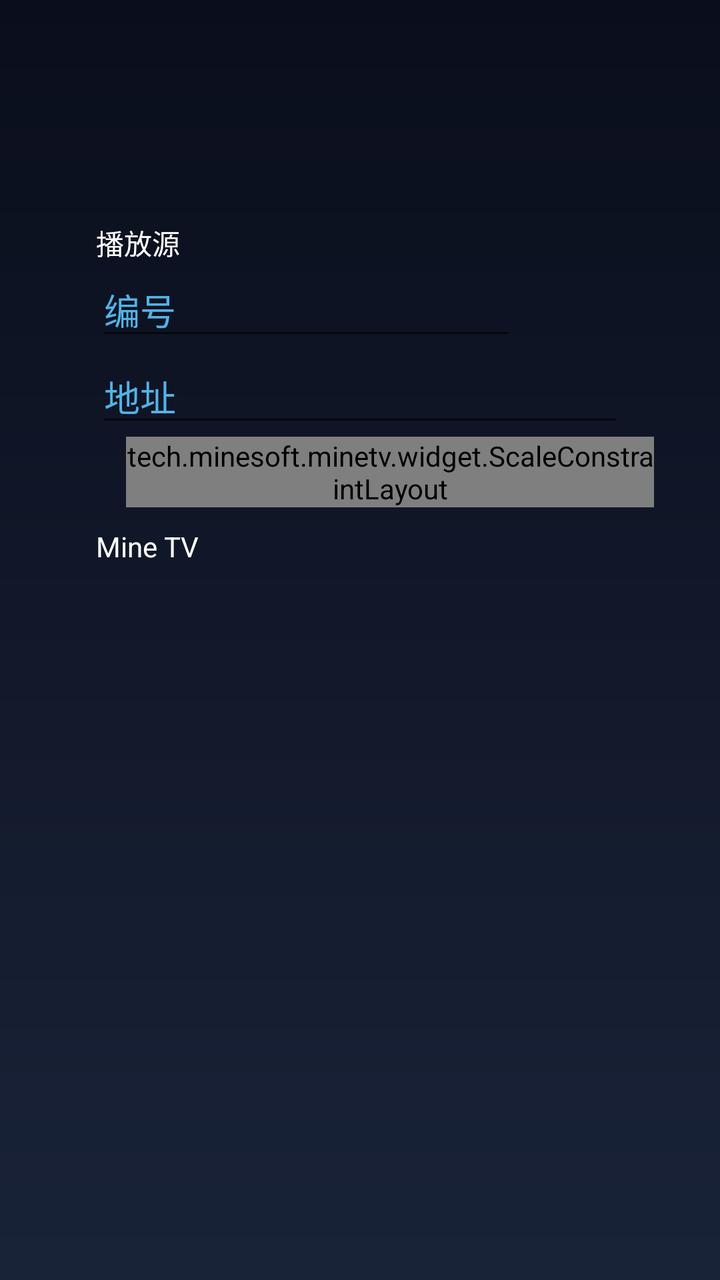
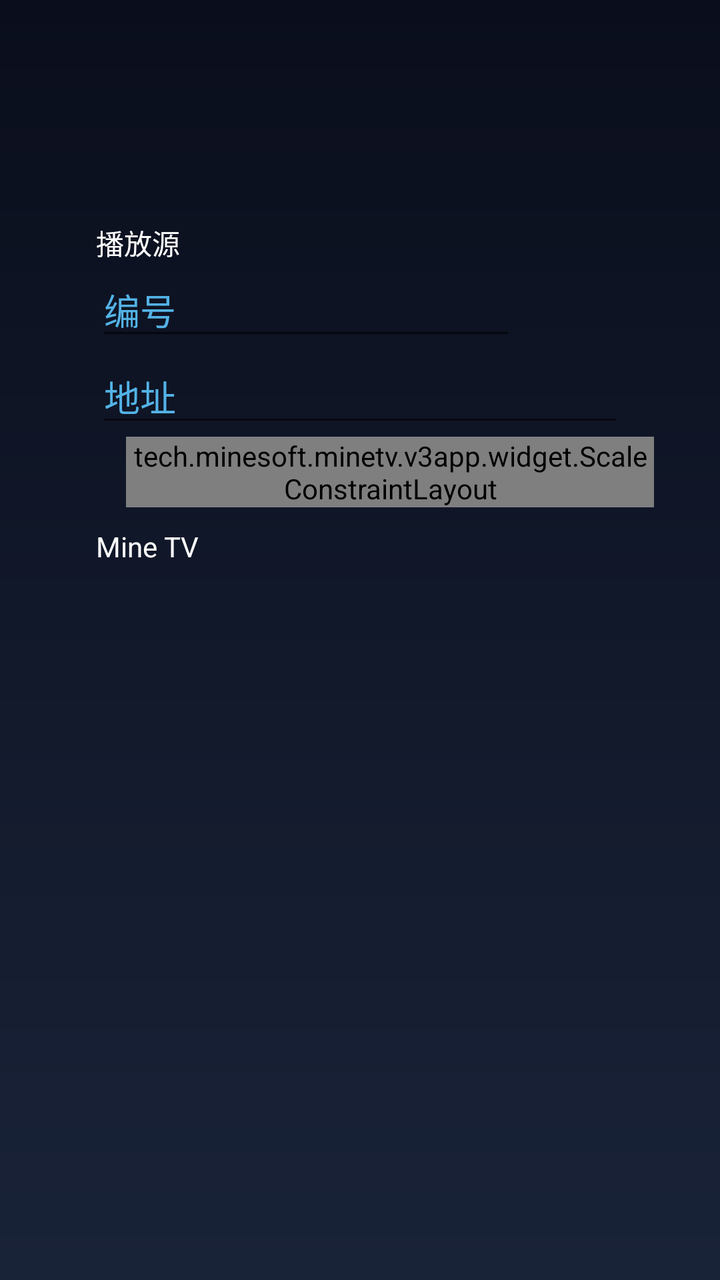

The first picture is an Android layout as it rendered before a commit; the second is the same layout after the commit. The layout source and the unified diff follow.
<!-- AndroidManifest.xml: application theme AppTheme -->
<!-- res/layout/fragment_site.xml -->
<?xml version="1.0" encoding="utf-8"?>
<androidx.constraintlayout.widget.ConstraintLayout xmlns:android="http://schemas.android.com/apk/res/android"
        xmlns:app="http://schemas.android.com/apk/res-auto"
        xmlns:tools="http://schemas.android.com/tools"
        android:layout_width="match_parent"
        android:layout_height="match_parent">

    <androidx.constraintlayout.widget.ConstraintLayout
            android:layout_width="match_parent"
            android:layout_height="match_parent"
            android:paddingStart="48dp"
            android:paddingTop="111dp"
            android:paddingEnd="48dp"
            android:clipChildren="false"
            android:clipToPadding="false"
            app:layout_constraintLeft_toLeftOf="parent"
            app:layout_constraintTop_toTopOf="parent"
            >

        <TextView
                android:id="@+id/site_info"
                android:layout_width="wrap_content"
                android:layout_height="wrap_content"
                android:textColor="@color/colorWhite"
                android:text="@string/site_info"
                app:layout_constraintLeft_toLeftOf="parent"
                app:layout_constraintTop_toTopOf="parent" />

        <EditText
                android:id="@+id/et_code"
                android:layout_width="wrap_content"
                android:layout_height="wrap_content"
                android:textColor="@color/colorWhite"
                android:textColorHint="@color/bl_blue"
                android:ems="10"
                android:inputType="text"
                android:hint="@string/text_hint_code"
                android:focusable="true"
                android:focusableInTouchMode="true"
                app:layout_constraintLeft_toLeftOf="parent"
                app:layout_constraintTop_toBottomOf="@id/site_info" />

        <EditText
                android:id="@+id/et_site"
                android:layout_width="wrap_content"
                android:layout_height="wrap_content"
                android:textColor="@color/colorWhite"
                android:textColorHint="@color/bl_blue"
                android:ems="30"
                android:inputType="textUri"
                android:hint="@string/text_hint_url"
                android:focusable="true"
                android:focusableInTouchMode="true"
                app:layout_constraintLeft_toLeftOf="parent"
                app:layout_constraintTop_toBottomOf="@id/et_code" />

        <tech.minesoft.minetv.widget.ScaleConstraintLayout
                android:id="@+id/btn_add_site"
                android:layout_width="wrap_content"
                android:layout_height="wrap_content"
                android:layout_marginStart="15dp"
                android:layout_marginBottom="15dp"
                android:background="@drawable/selector_focus_bg_corner15_without_default_bg"
                android:clickable="true"
                android:focusable="true"
                android:focusableInTouchMode="true"
                android:nextFocusDown="@+id/s_row_title"
                app:layout_constraintLeft_toLeftOf="parent"
                app:layout_constraintTop_toBottomOf="@id/et_site">

            <TextView
                    android:layout_width="wrap_content"
                    android:layout_height="wrap_content"
                    android:paddingStart="@dimen/icon_padding_star"
                    android:paddingTop="@dimen/icon_padding_top"
                    android:paddingEnd="@dimen/icon_padding_end"
                    android:paddingBottom="@dimen/icon_padding_top"
                    android:text="@string/tv_site_add"
                    android:textColor="@color/colorWhite"
                    android:textSize="@dimen/text_size_s"
                    app:layout_constraintLeft_toLeftOf="parent"
                    app:layout_constraintTop_toTopOf="parent" />

        </tech.minesoft.minetv.widget.ScaleConstraintLayout>

        <TextView
                android:id="@+id/tv_site_default"
                android:layout_width="wrap_content"
                android:layout_height="wrap_content"
                android:layout_marginTop="@dimen/btn_space"
                android:textColor="@color/colorWhite"
                android:text="@string/app_name"
                app:layout_constraintLeft_toLeftOf="parent"
                app:layout_constraintTop_toBottomOf="@id/btn_add_site" />

        <TableLayout
                android:id="@+id/urls_container"
                android:layout_width="match_parent"
                android:layout_height="wrap_content"
                app:layout_constraintLeft_toLeftOf="parent"
                app:layout_constraintTop_toBottomOf="@id/tv_site_default">



        </TableLayout>


    </androidx.constraintlayout.widget.ConstraintLayout>

</androidx.constraintlayout.widget.ConstraintLayout>
<!-- resources referenced by this layout -->
<resources>
  <color name="bl_blue">#53B3E6</color>
  <color name="colorWhite">#FFFFFF</color>
  <dimen name="btn_space">10dp</dimen>
  <dimen name="icon_padding_end">10dp</dimen>
  <dimen name="icon_padding_star">30dp</dimen>
  <dimen name="icon_padding_top">5dp</dimen>
  <dimen name="text_size_s">13sp</dimen>
  <!-- drawable selector_focus_bg_corner15_without_default_bg (drawable) -->
  <?xml version="1.0" encoding="utf-8"?>
  <selector xmlns:android="http://schemas.android.com/apk/res/android">
      <item android:drawable="@drawable/shape_corner15_color_ff26b5ff" android:state_focused="true" />
      <item android:drawable="@drawable/shape_corner15_color_ff26b5ff" android:state_selected="true" />
      <item android:drawable="@drawable/shape_corner15_color_14ffffff" android:state_selected="false"/>
      <item android:drawable="@drawable/shape_corner15_color_14ffffff" android:state_focused="false" />
  </selector>
  <string name="app_name">Mine TV</string>
  <string name="site_info">播放源</string>
  <string name="text_hint_code">编号</string>
  <string name="text_hint_url">地址</string>
  <string name="tv_site_add">添加</string>
  <style name="AppTheme" parent="Theme.AppCompat.Light.NoActionBar">
          
          <item name="colorPrimary">@color/colorPrimary</item>
          <item name="colorPrimaryDark">@color/colorPrimaryDark</item>
          <item name="colorAccent">@color/colorAccent</item>
          <item name="android:windowBackground">@drawable/bg_gradient_home</item>
  
      </style>
  <!-- drawable shape_corner15_color_ff26b5ff (drawable) -->
  <?xml version="1.0" encoding="utf-8"?>
  <shape
    xmlns:android="http://schemas.android.com/apk/res/android">
      <solid android:color="@color/colorBlue" />
      <corners android:radius="15dp" />
  </shape>
  <!-- drawable shape_corner15_color_14ffffff (drawable) -->
  <?xml version="1.0" encoding="utf-8"?>
  <shape xmlns:android="http://schemas.android.com/apk/res/android"
      android:shape="rectangle">
      <solid android:color="@color/white_8_percent"/>
      <corners android:radius="15dp" />
  </shape>
  <color name="colorPrimary">#008577</color>
  <color name="colorPrimaryDark">#00574B</color>
  <color name="colorAccent">#D81B60</color>
  <!-- drawable bg_gradient_home (drawable) -->
  <?xml version="1.0" encoding="utf-8"?>
  <shape android:shape="rectangle"
    xmlns:android="http://schemas.android.com/apk/res/android">
      <gradient android:startColor="#ff0a0e1c" android:endColor="#ff192338" android:angle="270.0" />
  </shape>
  <color name="colorBlue">#ff26b5ff</color>
  <color name="white_8_percent">#14FFFFFF</color>
</resources>

<!-- the commit's change to res/layout/fragment_site.xml (unified diff, before → after) -->
@@ -54,7 +54,7 @@
                 app:layout_constraintLeft_toLeftOf="parent"
                 app:layout_constraintTop_toBottomOf="@id/et_code" />
 
-        <tech.minesoft.minetv.widget.ScaleConstraintLayout
+        <tech.minesoft.minetv.v3app.widget.ScaleConstraintLayout
                 android:id="@+id/btn_add_site"
                 android:layout_width="wrap_content"
                 android:layout_height="wrap_content"
@@ -81,7 +81,7 @@
                     app:layout_constraintLeft_toLeftOf="parent"
                     app:layout_constraintTop_toTopOf="parent" />
 
-        </tech.minesoft.minetv.widget.ScaleConstraintLayout>
+        </tech.minesoft.minetv.v3app.widget.ScaleConstraintLayout>
 
         <TextView
                 android:id="@+id/tv_site_default"
